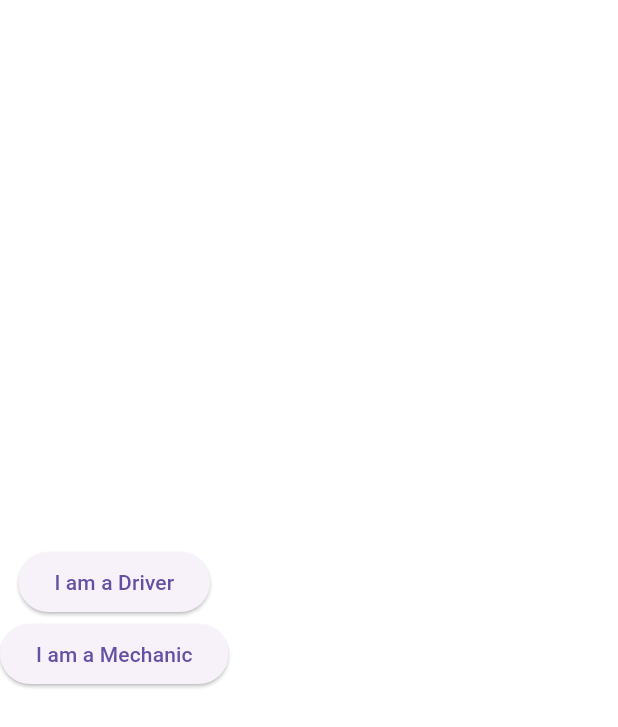
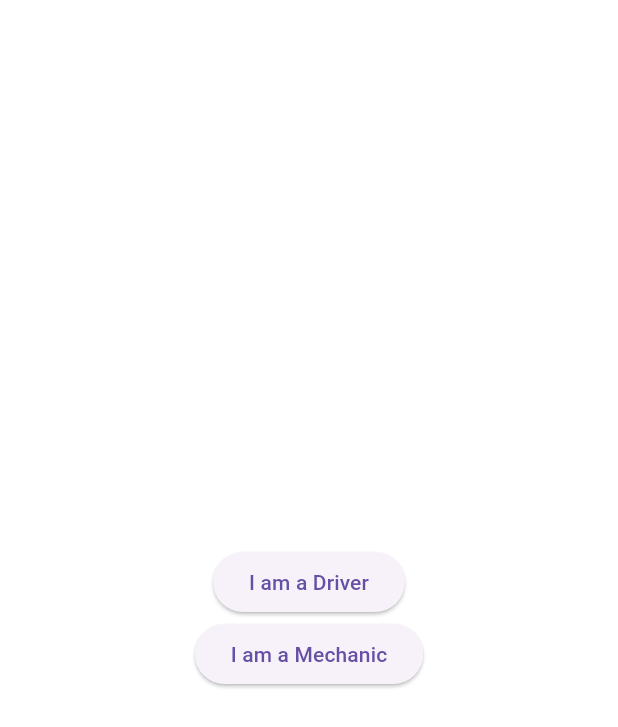
Before and after one commit to dhruvgoel3/DriveResQ-App, a Flutter app: the RoleSelectionView screen opened by its route, on a phone screen of 412 x 824 dp. Shown: the top 727 px of the screen. Run offline on Flutter 3.47's test engine with Material 3 defaults, Android fonts, the phone set to English and light mode, and no system bars; our stand-ins replace cloud_firestore, firebase_auth, firebase_core, get; accounts and stored records are empty.

Commit message:
DriveResQ App Module 1 -> Auth Module

```diff
--- a/lib/app/routes/app_routes.dart
+++ b/lib/app/routes/app_routes.dart
@@ -15,6 +15,8 @@ class AppPages {
       binding: AuthBinding(),
     ),
     GetPage(name: Routes.LOGIN, page: () => LoginView()),
-    GetPage(name: Routes.ROLE, page: () => RoleSelectionView()),
+    GetPage(name: Routes.DRIVER, page: () => RoleSelectionView()),
+    GetPage(name: Routes.MECHANIC, page: () => RoleSelectionView()),
+
   ];
 }
--- a/lib/modules/auth/views/role_selection_view.dart
+++ b/lib/modules/auth/views/role_selection_view.dart
@@ -10,7 +10,8 @@ class RoleSelectionView extends StatelessWidget {
   @override
   Widget build(BuildContext context) {
     return Scaffold(
-      body: Column(
+      body: Center(
+        child: Column(
           mainAxisAlignment: MainAxisAlignment.center,
           children: [
             ElevatedButton(
@@ -23,6 +24,7 @@ class RoleSelectionView extends StatelessWidget {
             ),
           ],
         ),
+      ),
     );
   }
 }
```
Also changed, not shown: lib/modules/auth/controllers/auth_controller.dart (+16 -18 lines), lib/modules/auth/views/splash_view.dart (+34 -3 lines). Lines whose indentation alone changed are shown as unchanged.
